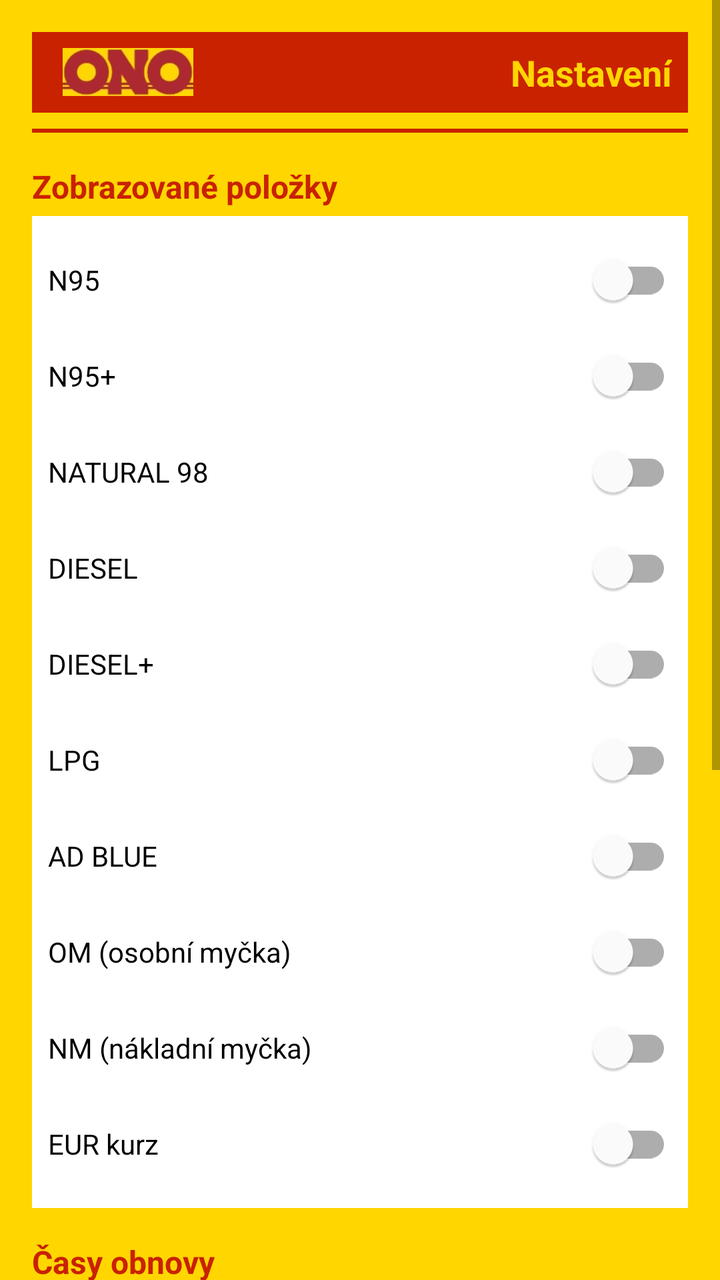
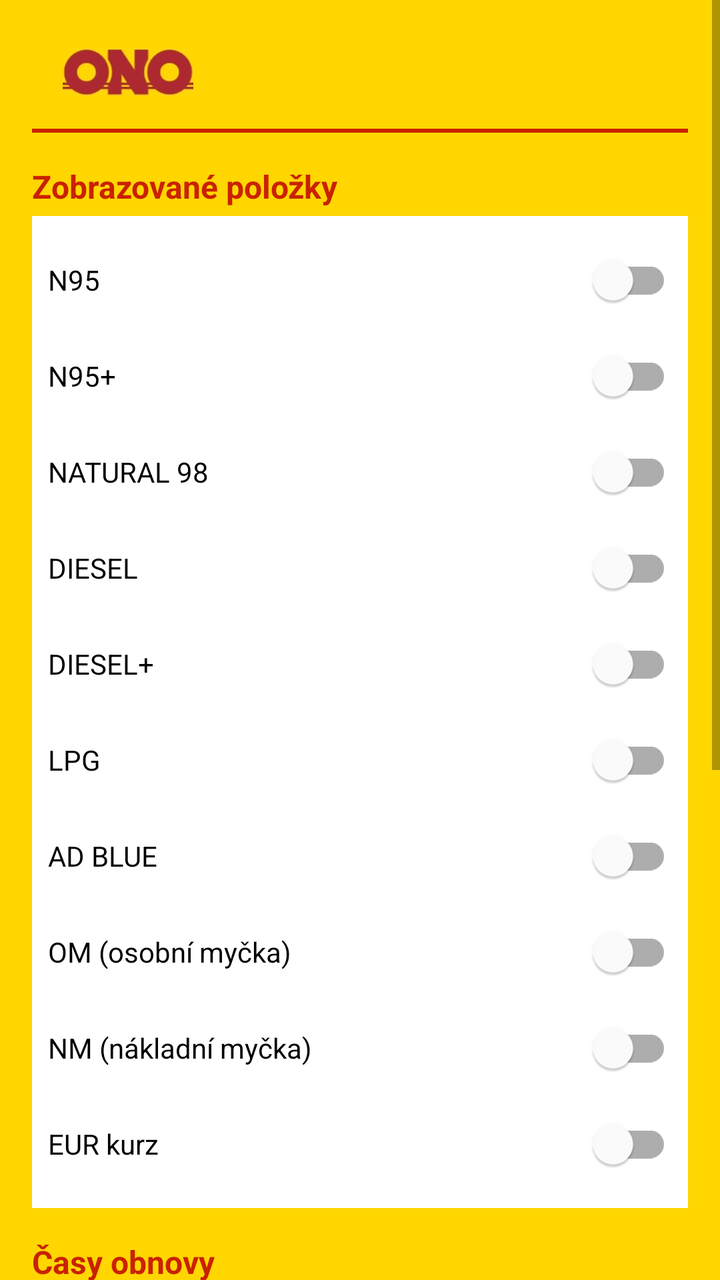

An Android layout rendered at two revisions. The XML below is the earlier revision; the diff shows what the commit changed to produce the second picture.
<!-- AndroidManifest.xml: activity theme Theme.TankONOWidget -->
<!-- res/layout/activity_main.xml -->
<?xml version="1.0" encoding="utf-8"?>

<ScrollView xmlns:android="http://schemas.android.com/apk/res/android"
    xmlns:app="http://schemas.android.com/apk/res-auto"
    android:layout_width="match_parent"
    android:layout_height="match_parent"
    android:background="@color/yellow">

    <LinearLayout
        android:layout_width="match_parent"
        android:layout_height="wrap_content"
        android:orientation="vertical"
        android:padding="16dp">

        
        <LinearLayout
            android:layout_width="match_parent"
            android:layout_height="wrap_content"
            android:orientation="horizontal"
            android:gravity="center_vertical"
            android:background="@color/red"
            android:padding="8dp">

            <ImageView
                android:layout_width="80dp"
                android:layout_height="24dp"
                android:src="@drawable/logo"
                android:scaleType="fitCenter" />

            <TextView
                android:layout_width="0dp"
                android:layout_weight="1"
                android:layout_height="wrap_content"
                android:text="Nastavení"
                android:textSize="18sp"
                android:textColor="@color/yellow"
                android:textStyle="bold"
                android:gravity="end" />

        </LinearLayout>

        
        <LinearLayout
            android:layout_width="match_parent"
            android:layout_height="wrap_content"
            android:orientation="horizontal"
            android:layout_marginTop="8dp"
            android:layout_marginBottom="8dp">

            <View
                android:layout_width="0dp"
                android:layout_weight="1"
                android:layout_height="2dp"
                android:background="@color/red" />

            <View
                android:layout_width="0dp"
                android:layout_weight="3"
                android:layout_height="2dp"
                android:background="@color/red" />

            <View
                android:layout_width="0dp"
                android:layout_weight="1"
                android:layout_height="2dp"
                android:background="@color/red" />

        </LinearLayout>

        
        <TextView
            android:layout_width="wrap_content"
            android:layout_height="wrap_content"
            android:text="Zobrazované položky"
            android:textSize="16sp"
            android:textStyle="bold"
            android:textColor="@color/red"
            android:layout_marginTop="8dp" />

        <LinearLayout
            android:layout_width="match_parent"
            android:layout_height="wrap_content"
            android:orientation="vertical"
            android:background="#FFFFFF"
            android:padding="8dp"
            android:layout_marginTop="4dp">

            <com.google.android.material.switchmaterial.SwitchMaterial
                android:id="@+id/switch_n95"
                android:layout_width="match_parent"
                android:layout_height="wrap_content"
                android:text="N95" />

            <com.google.android.material.switchmaterial.SwitchMaterial
                android:id="@+id/switch_n95p"
                android:layout_width="match_parent"
                android:layout_height="wrap_content"
                android:text="N95+" />

            <com.google.android.material.switchmaterial.SwitchMaterial
                android:id="@+id/switch_n98"
                android:layout_width="match_parent"
                android:layout_height="wrap_content"
                android:text="NATURAL 98" />

            <com.google.android.material.switchmaterial.SwitchMaterial
                android:id="@+id/switch_diesel"
                android:layout_width="match_parent"
                android:layout_height="wrap_content"
                android:text="DIESEL" />

            <com.google.android.material.switchmaterial.SwitchMaterial
                android:id="@+id/switch_diesel_plus"
                android:layout_width="match_parent"
                android:layout_height="wrap_content"
                android:text="DIESEL+" />

            <com.google.android.material.switchmaterial.SwitchMaterial
                android:id="@+id/switch_lpg"
                android:layout_width="match_parent"
                android:layout_height="wrap_content"
                android:text="LPG" />

            <com.google.android.material.switchmaterial.SwitchMaterial
                android:id="@+id/switch_adblue"
                android:layout_width="match_parent"
                android:layout_height="wrap_content"
                android:text="AD BLUE" />

            <com.google.android.material.switchmaterial.SwitchMaterial
                android:id="@+id/switch_om"
                android:layout_width="match_parent"
                android:layout_height="wrap_content"
                android:text="OM (osobní myčka)" />

            <com.google.android.material.switchmaterial.SwitchMaterial
                android:id="@+id/switch_nm"
                android:layout_width="match_parent"
                android:layout_height="wrap_content"
                android:text="NM (nákladní myčka)" />

            <com.google.android.material.switchmaterial.SwitchMaterial
                android:id="@+id/switch_euro"
                android:layout_width="match_parent"
                android:layout_height="wrap_content"
                android:text="EUR kurz" />

        </LinearLayout>

        
        <TextView
            android:layout_width="wrap_content"
            android:layout_height="wrap_content"
            android:text="Časy obnovy"
            android:textSize="16sp"
            android:textStyle="bold"
            android:textColor="@color/red"
            android:layout_marginTop="16dp" />

        <LinearLayout
            android:layout_width="match_parent"
            android:layout_height="wrap_content"
            android:orientation="vertical"
            android:background="#FFFFFF"
            android:padding="8dp"
            android:layout_marginTop="4dp">

            <LinearLayout
                android:layout_width="match_parent"
                android:layout_height="wrap_content"
                android:orientation="horizontal"
                android:layout_marginBottom="4dp">
                <TextView
                    android:layout_width="120dp"
                    android:layout_height="wrap_content"
                    android:text="Začátek špičky:" />
                <EditText
                    android:id="@+id/et_peak_start"
                    android:layout_width="0dp"
                    android:layout_weight="1"
                    android:layout_height="wrap_content"
                    android:inputType="text"
                    android:text="14:30" />
            </LinearLayout>

            <LinearLayout
                android:layout_width="match_parent"
                android:layout_height="wrap_content"
                android:orientation="horizontal"
                android:layout_marginBottom="4dp">
                <TextView
                    android:layout_width="120dp"
                    android:layout_height="wrap_content"
                    android:text="Konec špičky:" />
                <EditText
                    android:id="@+id/et_peak_end"
                    android:layout_width="0dp"
                    android:layout_weight="1"
                    android:layout_height="wrap_content"
                    android:inputType="text"
                    android:text="16:00" />
            </LinearLayout>

            <LinearLayout
                android:layout_width="match_parent"
                android:layout_height="wrap_content"
                android:orientation="horizontal"
                android:layout_marginBottom="4dp">
                <TextView
                    android:layout_width="120dp"
                    android:layout_height="wrap_content"
                    android:text="Interval špička (min):" />
                <EditText
                    android:id="@+id/et_peak_interval"
                    android:layout_width="0dp"
                    android:layout_weight="1"
                    android:layout_height="wrap_content"
                    android:inputType="number"
                    android:text="10" />
            </LinearLayout>

            <LinearLayout
                android:layout_width="match_parent"
                android:layout_height="wrap_content"
                android:orientation="horizontal">
                <TextView
                    android:layout_width="120dp"
                    android:layout_height="wrap_content"
                    android:text="Interval mimo (min):" />
                <EditText
                    android:id="@+id/et_off_peak_interval"
                    android:layout_width="0dp"
                    android:layout_weight="1"
                    android:layout_height="wrap_content"
                    android:inputType="number"
                    android:text="60" />
            </LinearLayout>

        </LinearLayout>

        
        <TextView
            android:layout_width="wrap_content"
            android:layout_height="wrap_content"
            android:text="Vzhled"
            android:textSize="16sp"
            android:textStyle="bold"
            android:textColor="@color/red"
            android:layout_marginTop="16dp" />

        <LinearLayout
            android:layout_width="match_parent"
            android:layout_height="wrap_content"
            android:orientation="vertical"
            android:background="#FFFFFF"
            android:padding="8dp"
            android:layout_marginTop="4dp">

            <com.google.android.material.switchmaterial.SwitchMaterial
                android:id="@+id/switch_hide_icon"
                android:layout_width="match_parent"
                android:layout_height="wrap_content"
                android:text="Skrýt ikonu ze seznamu aplikací" />

        </LinearLayout>

        
        <LinearLayout
            android:layout_width="match_parent"
            android:layout_height="wrap_content"
            android:orientation="horizontal"
            android:layout_marginTop="16dp">

            <Button
                android:id="@+id/btn_save"
                android:layout_width="0dp"
                android:layout_weight="1"
                android:layout_height="wrap_content"
                android:text="Uložit"
                android:backgroundTint="@color/red"
                android:layout_marginEnd="8dp" />

            <Button
                android:id="@+id/btn_update_now"
                android:layout_width="0dp"
                android:layout_weight="1"
                android:layout_height="wrap_content"
                android:text="Aktualizovat nyní"
                android:backgroundTint="@color/red" />

        </LinearLayout>

        
        <TextView
            android:id="@+id/tv_last_update"
            android:layout_width="match_parent"
            android:layout_height="wrap_content"
            android:text="Poslední aktualizace: --:--:--"
            android:textSize="12sp"
            android:textColor="#666666"
            android:gravity="center"
            android:layout_marginTop="16dp" />

    </LinearLayout>

</ScrollView>
<!-- resources referenced by this layout -->
<resources>
  <color name="red">#C92200</color>
  <color name="yellow">#FFD600</color>
  <!-- drawable logo: jpg bitmap (drawable-hdpi, 9158 bytes) -->
  <style name="Theme.TankONOWidget" parent="Theme.MaterialComponents.DayNight.NoActionBar">
          <item name="colorPrimary">@color/tankono_red</item>
          <item name="colorPrimaryVariant">@color/tankono_red</item>
          <item name="colorOnPrimary">@color/white</item>
          <item name="colorSecondary">@color/tankono_yellow</item>
          <item name="colorSecondaryVariant">@color/tankono_yellow</item>
          <item name="colorOnSecondary">@color/black</item>
          <item name="android:statusBarColor">@color/tankono_red</item>
      </style>
  <color name="tankono_red">#C92200</color>
  <color name="white">#FFFFFF</color>
  <color name="tankono_yellow">#FFD600</color>
  <color name="black">#000000</color>
</resources>

<!-- the commit's change to res/layout/activity_main.xml (unified diff, before → after) -->
@@ -18,7 +18,7 @@
             android:layout_height="wrap_content"
             android:orientation="horizontal"
             android:gravity="center_vertical"
-            android:background="@color/red"
+            android:background="@color/yellow"
             android:padding="8dp">
 
             <ImageView
